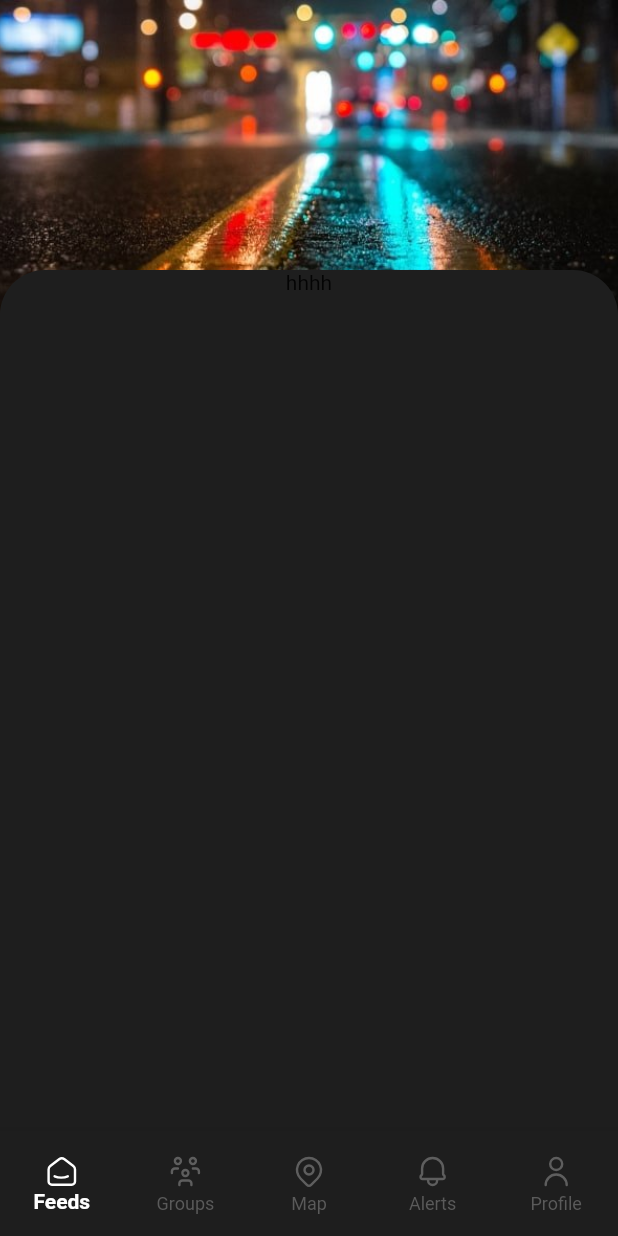
After one commit to HibbanHaroon/moneyup, a Flutter app: the ProfileView screen opened by its route, on a phone screen of 412 x 824 dp. The commit adds this screen. Run offline on Flutter 3.47's test engine with Material 2 defaults, Android fonts, the phone set to English and light mode, and no system bars; our stand-ins replace awesome_snackbar_content, flutter_svg, font_awesome_flutter, pin_code_fields.

```diff
--- /dev/null
+++ b/lib/constants/colors.dart
@@ -0,0 +1,9 @@
+import 'package:flutter/material.dart';
+
+class AppColors {
+  static const Color primaryColor = Color(0xFF79F959);
+  static const Color backgroundColor = Color(0xFF1E1E1E);
+  static const Color placeholderColor = Color(0xFFA1A1AA);
+  static const Color lightTextColor = Color(0xFFFAFAFA);
+  static const Color darkTextColor = Color(0xFF18181B);
+}
--- a/lib/constants/routes.dart
+++ b/lib/constants/routes.dart
@@ -1,8 +1,9 @@
+const splashRoute = '/splash/';
 const loginRoute = '/login/';
 const forgotPasswordRoute = '/forgotPassword/';
 const verificationCodeRoute = '/verificationCode/';
 const newPasswordRoute = '/newPassword/';
 const registerRoute = '/register/';
 const homeRoute = '/home/';
-const splashRoute = '/splash/';
+const profileRoute = '/profile/';
 const postRoute = '/post/';
--- a/lib/main.dart
+++ b/lib/main.dart
@@ -2,6 +2,7 @@ import 'package:flutter/material.dart';
 import 'package:moneyup/constants/routes.dart';
 import 'package:moneyup/views/new_password_view.dart';
 import 'package:moneyup/views/post_view.dart';
+import 'package:moneyup/views/profile_view.dart';
 import 'package:moneyup/views/verification_code_view.dart';
 import 'package:moneyup/views/forgot_password_view.dart';
 import 'package:moneyup/views/home_view.dart';
@@ -40,13 +41,14 @@ class MyApp extends StatelessWidget {
       debugShowCheckedModeBanner: false,
       home: SplashView(),
       routes: {
+        splashRoute: (context) => SplashView(),
         loginRoute: (context) => const LoginView(),
         forgotPasswordRoute: (context) => const ForgotPasswordView(),
         verificationCodeRoute: (context) => const VerificationCodeView(),
         newPasswordRoute: (context) => const NewPasswordView(),
         registerRoute: (context) => const RegisterView(),
         homeRoute: (context) => const HomeView(),
-        splashRoute: (context) => SplashView(),
+        profileRoute: (context) => const ProfileView(),
         postRoute: (context) => const PostView(),
       },
     );
--- /dev/null
+++ b/lib/views/components/bottom_navigation_bar.dart
@@ -0,0 +1,94 @@
+import 'package:flutter/material.dart';
+import 'package:flutter_svg/flutter_svg.dart';
+import 'package:moneyup/constants/colors.dart';
+import 'package:moneyup/constants/routes.dart';
+
+class CustomBottomNavigationBar extends StatefulWidget {
+  const CustomBottomNavigationBar({super.key});
+
+  @override
+  _CustomBottomNavigationBarState createState() =>
+      _CustomBottomNavigationBarState();
+}
+
+class _CustomBottomNavigationBarState extends State<CustomBottomNavigationBar> {
+  int _currentIndex = 0;
+
+  @override
+  Widget build(BuildContext context) {
+    return SizedBox(
+      height: 70,
+      child: BottomNavigationBar(
+        currentIndex: _currentIndex,
+        type: BottomNavigationBarType.fixed,
+        backgroundColor: AppColors.backgroundColor,
+        unselectedItemColor: const Color(0xFF5A5A5A),
+        selectedItemColor: Colors.white,
+        selectedLabelStyle: const TextStyle(
+          fontWeight: FontWeight.bold,
+        ),
+        items: [
+          BottomNavigationBarItem(
+            icon: SvgPicture.asset(
+              'assets/feed.svg',
+              height: 24,
+              color: _currentIndex == 0 ? Colors.white : Colors.grey,
+            ),
+            label: 'Feeds',
+          ),
+          BottomNavigationBarItem(
+            icon: SvgPicture.asset(
+              'assets/group.svg',
+              height: 24,
+              color: _currentIndex == 1 ? Colors.white : Colors.grey,
+            ),
+            label: 'Groups',
+          ),
+          BottomNavigationBarItem(
+            icon: SvgPicture.asset(
+              'assets/map.svg',
+              height: 24,
+              color: _currentIndex == 2 ? Colors.white : Colors.grey,
+            ),
+            label: 'Map',
+          ),
+          BottomNavigationBarItem(
+            icon: SvgPicture.asset(
+              'assets/alert.svg',
+              height: 24,
+              color: _currentIndex == 3 ? Colors.white : Colors.grey,
+            ),
+            label: 'Alerts',
+          ),
+          BottomNavigationBarItem(
+            icon: SvgPicture.asset(
+              'assets/profile.svg',
+              height: 24,
+              color: _currentIndex == 4 ? Colors.white : Colors.grey,
+            ),
+            label: 'Profile',
+          ),
+        ],
+        onTap: (index) {
+          setState(() {
+            _currentIndex = index;
+            switch (index) {
+              case 0:
+                Navigator.of(context).pushReplacementNamed(homeRoute);
+                break;
+              case 1:
+                break;
+              case 2:
+                break;
+              case 3:
+                break;
+              case 4:
+                Navigator.of(context).pushReplacementNamed(profileRoute);
+                break;
+            }
+          });
+        },
+      ),
+    );
+  }
+}
--- a/lib/views/components/post.dart
+++ b/lib/views/components/post.dart
@@ -1,5 +1,6 @@
 import 'package:flutter/material.dart';
 import 'package:flutter_svg/flutter_svg.dart';
+import 'package:moneyup/constants/colors.dart';
 import 'package:moneyup/constants/routes.dart';
 
 class PostWidget extends StatefulWidget {
@@ -72,7 +73,7 @@ class _PostWidgetState extends State<PostWidget> {
                     fontFamily: 'SF Pro Display',
                     fontWeight: FontWeight.w700,
                     fontSize: 24,
-                    color: Color(0xFFFAFAFA),
+                    color: AppColors.lightTextColor,
                   ),
                 ),
                 const SizedBox(height: 7),
@@ -102,7 +103,7 @@ class _PostWidgetState extends State<PostWidget> {
       builder: (BuildContext context) {
         return Container(
           decoration: const BoxDecoration(
-            color: Color(0xFF1E1E1E),
+            color: AppColors.backgroundColor,
             borderRadius: BorderRadius.only(
               topLeft: Radius.circular(30),
               topRight: Radius.circular(30),
--- a/lib/views/post_view.dart
+++ b/lib/views/post_view.dart
@@ -124,7 +124,7 @@ class _PostViewState extends State<PostView> {
                   ),
                   onPressed: () {
                     // Add your onPressed logic here
-                    final comment = _commentController.text;
+                    // final comment = _commentController.text;
                     _commentController.clear();
                     // Process the comment as desired
                   },
--- /dev/null
+++ b/lib/views/profile_view.dart
@@ -0,0 +1,62 @@
+import 'package:flutter/material.dart';
+import 'package:moneyup/constants/colors.dart';
+import 'package:moneyup/views/components/bottom_navigation_bar.dart';
+
+class ProfileView extends StatefulWidget {
+  const ProfileView({super.key});
+
+  @override
+  State<ProfileView> createState() => _ProfileViewState();
+}
+
+class _ProfileViewState extends State<ProfileView> {
+  @override
+  Widget build(BuildContext context) {
+    return Scaffold(
+      backgroundColor: AppColors.backgroundColor,
+      body: SingleChildScrollView(
+        child: Column(
+          children: [
+            Stack(
+              children: [
+                Container(
+                  width: double.infinity,
+                  height:
+                      220, // Adjust the height as desired to make the cover photo slightly bigger
+                  child: Image.asset(
+                    'assets/cover-photo.jpg',
+                    fit: BoxFit.cover,
+                  ),
+                ),
+                Positioned(
+                  top:
+                      180, // Adjust the position to match the desired overlap between the cover photo and second container
+                  left: 0,
+                  right: 0,
+                  child: Container(
+                    width: double.infinity,
+                    height:
+                        600, // Adjust the height of the second container as desired
+                    decoration: const BoxDecoration(
+                      borderRadius: BorderRadius.only(
+                        topLeft: Radius.circular(30.0),
+                        topRight: Radius.circular(30.0),
+                      ),
+                      color: AppColors.backgroundColor,
+                    ),
+                    child: Column(
+                      children: [
+                        Text("hhhh"),
+                      ],
+                    ),
+                  ),
+                ),
+              ],
+            ),
+          ],
+        ),
+      ),
+      bottomNavigationBar: const CustomBottomNavigationBar(),
+    );
+  }
+}
--- a/pubspec.yaml
+++ b/pubspec.yaml
@@ -93,6 +93,7 @@ flutter:
     - assets/post1.png
     - assets/post2.jpg
     - assets/post3.jpg
+    - assets/cover-photo.jpg
 
   # An image asset can refer to one or more resolution-specific "variants", see
   # https://flutter.dev/assets-and-images/#resolution-aware
```
Also changed, not shown: lib/views/home_view.dart (+4 -77 lines), lib/views/login_view.dart (+43 -61 lines), lib/views/splash.dart (+8 -5 lines), assets/cover-photo.jpg (added).
